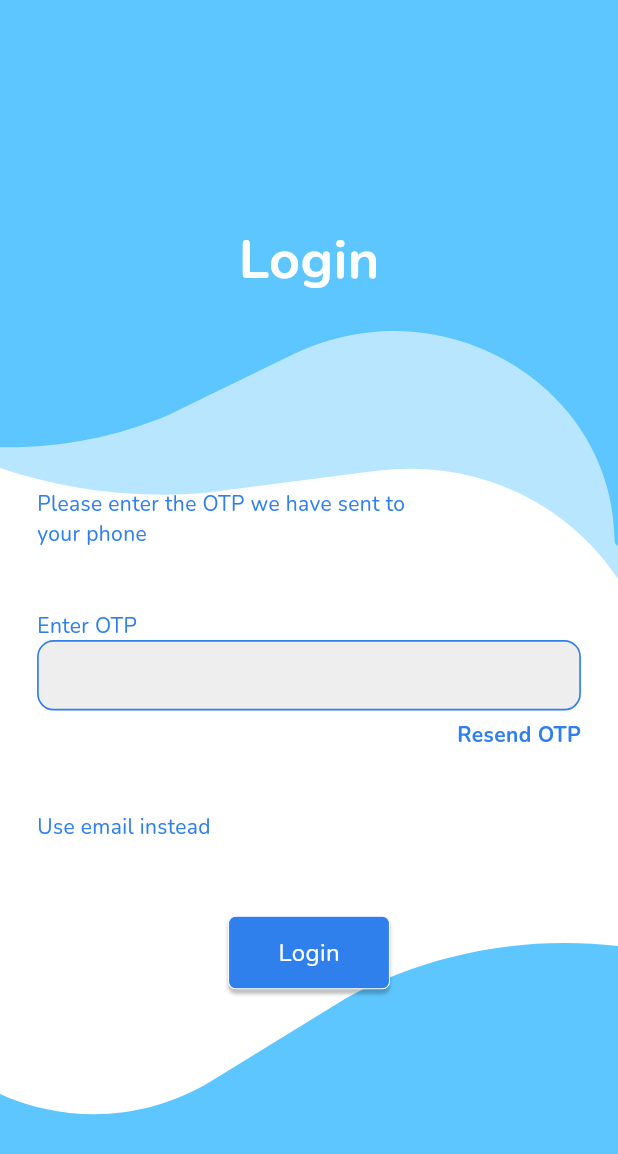
After one commit to Rcciit-Alumni-App/Alumni-App-Flutter, a Flutter app: the screen it shows after launch, after a tap on "Login", on a phone screen of 412 x 824 dp. The commit adds this screen. Shown: the top 1154 px of the screen. Run offline on Flutter 3.47's test engine with Material 3 defaults, Android fonts, the phone set to English and light mode, and no system bars; our stand-ins replace flutter_svg, get_it, google_fonts.

Commit message:
new file:   assets/add_details_page_bg_1.svg 	new file:   assets/add_details_page_bg_2.svg 	new file:   assets/google_logo.svg 	new file:   assets/google_logo_img.png 	new file:   assets/phone_logo.svg 	new file:   assets/phone_logo_img.png 	new file:   assets/verification_page_bg_1.svg 	new file:   lib/components/background_add_details_page.dart 	new file:   lib/components/background_verification_page.dart 	new file:   lib/components/button.dart 	modified:   lib/components/formfield.dart 	modified:   lib/main.dart 	new file:   lib/screens/auth_view/login_page.dart 	new file:   lib/screens/auth_view/signup_page.dart 	new file:   lib/screens/auth_view/verification_screen.dart 	new file:   lib/services/auth_gate.dart 	modified:   lib/services/navigation_service.dart

```diff
--- /dev/null
+++ b/lib/components/background_verification_page.dart
@@ -0,0 +1,50 @@
+import 'package:flutter/material.dart';
+import 'package:flutter_svg/flutter_svg.dart';
+
+class VerificationBackgroundDesign extends StatelessWidget {
+  @override
+  Widget build(BuildContext context) {
+    return Container(
+      color: Colors.white,
+      child: Column(
+        mainAxisAlignment: MainAxisAlignment.spaceBetween,
+        children: [
+          Stack(
+            children: [
+              Center(
+                child: SizedBox(
+                  width: MediaQuery.sizeOf(context).width,
+                  child: SvgPicture.asset(
+                    'assets/z3klenjs3jlzcqv7ry.svg',
+                    fit: BoxFit.fill,
+                  ),
+                ),
+              ),
+
+              Center(
+                child: SizedBox(
+                  width: MediaQuery.sizeOf(context).width,
+                  child: SvgPicture.asset(
+                    'assets/verification_page_bg_1.svg',
+                    fit: BoxFit.fill,
+                  ),
+                ),
+              ),
+            ],
+          ),
+
+          Center(
+            child: SizedBox(
+              width: MediaQuery.sizeOf(context).width,
+              child: SvgPicture.asset(
+                'assets/5wfkk60lmqdlzcwhaei.svg',
+                fit: BoxFit.fill,
+              ),
+            ),
+          ),
+
+        ],
+      ),
+    );
+  }
+}
--- /dev/null
+++ b/lib/components/button.dart
@@ -0,0 +1,43 @@
+import 'package:flutter/material.dart';
+
+class CustomButton extends StatelessWidget {
+  final String label;
+  final VoidCallback onPressed;
+
+  CustomButton({required this.label, required this.onPressed});
+
+  @override
+  Widget build(BuildContext context) {
+    return GestureDetector(
+      onTap: onPressed,
+      child: Container(
+        width: 108,
+        height: 49,
+        decoration: BoxDecoration(
+          color: Theme.of(context).colorScheme.primary,
+          borderRadius: BorderRadius.circular(4.92958),
+          border: Border.all(
+            color: Colors.white,
+            width: 0.704225,
+          ),
+          boxShadow: [
+            BoxShadow(
+              color: Colors.black.withOpacity(0.25),
+              offset: Offset(0, 2.8169),
+              blurRadius: 1.40845,
+            ),
+          ],
+        ),
+        child: Center(
+          child: Text(
+            label,
+            style: TextStyle(
+              color: Colors.white,
+              fontSize: 16,
+            ),
+          ),
+        ),
+      ),
+    );
+  }
+}
--- a/lib/components/formfield.dart
+++ b/lib/components/formfield.dart
@@ -34,9 +34,7 @@ class _MyTextFieldState extends State<MyTextField> {
 
   @override
   Widget build(BuildContext context) {
-    return Padding(
-      padding: const EdgeInsets.symmetric(horizontal: 30),
-      child: Column(
+    return Column(
       crossAxisAlignment: CrossAxisAlignment.start,
       children: [
         Text(
@@ -67,12 +65,11 @@ class _MyTextFieldState extends State<MyTextField> {
                   width: 1.11053,
                 ),
               ),
-                contentPadding: const EdgeInsets.symmetric(horizontal: 16),
+              contentPadding: const EdgeInsets.symmetric(horizontal: 10),
             ),
           ),
         ),
       ],
-      ),
     );
   }
 }
--- a/lib/main.dart
+++ b/lib/main.dart
@@ -1,8 +1,6 @@
 import 'package:flutter/material.dart';
-import 'package:frontend/components/bottomnavbar.dart';
-import 'package:frontend/screens/home_screen.dart';
-import 'package:frontend/screens/register/register_main.dart';
-import 'package:frontend/screens/register/register_profile_alumni.dart';
+import 'package:google_fonts/google_fonts.dart';
+import 'package:frontend/services/auth_gate.dart';
 import 'package:frontend/services/navigation_service.dart';
 import 'package:frontend/utils.dart';
 import 'package:get_it/get_it.dart';
@@ -31,10 +29,12 @@ class MyApp extends StatelessWidget {
     return MaterialApp(
       navigatorKey: navigationService.navigatorKey,
       debugShowCheckedModeBanner: false,
-      initialRoute: "/home",
+      // initialRoute: "/home",
       routes: navigationService.routes,
-      theme: lightMode,
-      home: HomePage(),
+      theme: lightMode.copyWith(
+        textTheme: GoogleFonts.nunitoTextTheme(),
+      ),
+      home: AuthGate(),
     );
   }
 
--- /dev/null
+++ b/lib/screens/auth_view/login_page.dart
@@ -0,0 +1,129 @@
+import 'package:flutter/material.dart';
+import 'package:frontend/screens/auth_view/signup_page.dart';
+import 'package:frontend/screens/auth_view/verification_screen.dart';
+import 'package:frontend/services/navigation_service.dart';
+import '../../components/background.dart';
+import '../../components/button.dart';
+import '../../components/formfield.dart'; // If using SvgPicture for SVGs
+
+class LoginPage extends StatefulWidget {
+
+  const LoginPage({super.key});
+
+  @override
+  State<LoginPage> createState() => _LoginPageState();
+}
+
+class _LoginPageState extends State<LoginPage> with SingleTickerProviderStateMixin {
+
+  late AnimationController _controller;
+  late Animation<double> _animation;
+
+  @override
+  void initState() {
+    super.initState();
+    _controller =
+        AnimationController(vsync: this, duration: const Duration(milliseconds: 500));
+    _animation = Tween<double>(begin: 0.0, end: 1).animate(CurvedAnimation(
+        parent: _controller,
+        curve: Curves.easeInOut,
+    ));
+    _controller.forward();
+  }
+
+  @override
+  void dispose() {
+    _controller.dispose();
+    super.dispose();
+  }
+
+  @override
+  Widget build(BuildContext context) {
+
+    NavigationService navigation = NavigationService();
+
+    return Stack(
+      children: [
+        BackgroundDesign(), // Assume this is a wavy background widget
+        Scaffold(
+          backgroundColor: Colors.transparent,
+          body: FadeTransition(
+            opacity: _animation,
+            child: Padding(
+              padding: EdgeInsets.symmetric(
+                  horizontal: MediaQuery.of(context).size.width * 0.06),
+              child: Column(
+                crossAxisAlignment: CrossAxisAlignment.start,
+                children: [
+                  SizedBox(
+                    height: MediaQuery.sizeOf(context).height * 0.345,
+                    child: Center(
+                      child: Padding(
+                        padding: EdgeInsets.only(
+                            top: MediaQuery.sizeOf(context).width * 0.15),
+                        child: Text(
+                          'Login',
+                          style: TextStyle(
+                              fontSize: 36,
+                              fontWeight: FontWeight.bold,
+                              color: Colors.white),
+                        ),
+                      ),
+                    ),
+                  ),
+                  const MyTextField(label: 'Email'),
+                  SizedBox(height: MediaQuery.sizeOf(context).width * 0.12),
+                  const MyTextField(label: 'Password'),
+                  Padding(
+                    padding: EdgeInsets.symmetric(
+                        vertical: MediaQuery.sizeOf(context).width * 0.03),
+                    child: Text(
+                      'Forgot Password?',
+                      style: TextStyle(
+                          fontWeight: FontWeight.bold,
+                          color: Theme.of(context).colorScheme.primary),
+                    ),
+                  ),
+                  Center(
+                    child: CustomButton(
+                      label: 'Login',
+                      onPressed: () {
+                        // HANDLE LOGIN PROCESS HERE
+                        Navigator.of(context).pushReplacement(navigation.createRoute(route: VerificationPage(verificationTypeText: 'Phone', userType: 'Login',)));
+                      },
+                    ),
+                  ),
+                  Padding(
+                    padding:
+                        EdgeInsets.only(top: MediaQuery.sizeOf(context).width * 0.12),
+                    child: Row(
+                      children: [
+                        Text(
+                          'New Here? ',
+                          style: TextStyle(
+                              color: Theme.of(context).colorScheme.primary),
+                        ),
+                        GestureDetector(
+                          onTap: () {
+                            Navigator.of(context).pushReplacement(navigation.createRoute(route: SignUpPage()));
+                          },
+                          child: Text(
+                            'Sign Up',
+                            style: TextStyle(
+                              color: Theme.of(context).colorScheme.primary,
+                              fontWeight: FontWeight.bold,
+                            ),
+                          ),
+                        ),
+                      ],
+                    ),
+                  ),
+                ],
+              ),
+            ),
+          ),
+        ),
+      ],
+    );
+  }
+}
--- /dev/null
+++ b/lib/screens/auth_view/verification_screen.dart
@@ -0,0 +1,134 @@
+import 'package:flutter/material.dart';
+import 'package:frontend/components/background_verification_page.dart';
+import '../../components/button.dart';
+import '../../components/formfield.dart';
+import '../../services/navigation_service.dart';
+
+class VerificationPage extends StatefulWidget {
+  final String verificationTypeText;
+  final void Function()? onTap;
+  final String userType;
+
+  const VerificationPage({super.key, required this.verificationTypeText, required this.userType, this.onTap});
+
+  @override
+  State<VerificationPage> createState() => _VerificationPageState();
+}
+
+class _VerificationPageState extends State<VerificationPage>
+    with SingleTickerProviderStateMixin {
+  late AnimationController _controller;
+  late Animation<double> _animation;
+
+  @override
+  void initState() {
+    super.initState();
+    _controller =
+        AnimationController(vsync: this, duration: const Duration(milliseconds: 500));
+    _animation = Tween<double>(begin: 0.0, end: 1).animate(CurvedAnimation(
+        parent: _controller,
+        curve: Curves.easeInOut,
+    ));
+    _controller.forward();
+  }
+
+  @override
+  void dispose() {
+    _controller.dispose();
+    super.dispose();
+  }
+
+  @override
+  Widget build(BuildContext context) {
+
+    NavigationService navigation = NavigationService();
+
+    return Stack(children: [
+      VerificationBackgroundDesign(),
+      Scaffold(
+          backgroundColor: Colors.transparent,
+          body: Padding(
+            padding: EdgeInsets.symmetric(
+                horizontal: MediaQuery.of(context).size.width * 0.06),
+            child: FadeTransition(
+              opacity: _animation,
+              child: Column(
+                crossAxisAlignment: CrossAxisAlignment.start,
+                children: [
+                  SizedBox(
+                    height: MediaQuery.sizeOf(context).height * 0.345,
+                    child: Center(
+                      child: Padding(
+                        padding: EdgeInsets.only(
+                            top: MediaQuery.sizeOf(context).width * 0.15),
+                        child: Text(
+                          widget.userType,
+                          style: const TextStyle(
+                              fontSize: 36,
+                              fontWeight: FontWeight.bold,
+                              color: Colors.white),
+                        ),
+                      ),
+                    ),
+                  ),
+                  Padding(
+                    padding:
+                        EdgeInsets.only(top: MediaQuery.sizeOf(context).width * 0.1),
+                    child: Text(
+                      'Please enter the OTP we have sent to\nyour ${widget.verificationTypeText.toLowerCase()}',
+                      style: TextStyle(
+                          color: Theme.of(context).colorScheme.primary),
+                    ),
+                  ),
+                  Padding(
+                    padding:
+                        EdgeInsets.only(top: MediaQuery.sizeOf(context).width * 0.1),
+                    child: const MyTextField(label: 'Enter OTP'),
+                  ),
+                  Align(
+                    alignment: Alignment.centerRight,
+                    child: Padding(
+                      padding: EdgeInsets.only(
+                          top: MediaQuery.sizeOf(context).width * 0.015),
+                      child: GestureDetector(
+                        onTap: () {
+                          // Implement resend OTP functionality
+                        },
+                        child: Text(
+                          'Resend OTP',
+                          style: TextStyle(
+                              color: Theme.of(context).colorScheme.primary,
+                              fontWeight: FontWeight.bold),
+                        ),
+                      ),
+                    ),
+                  ),
+                  Padding(
+                    padding:
+                        EdgeInsets.only(top: MediaQuery.sizeOf(context).width * 0.1),
+                    child: GestureDetector(
+                      onTap: () {
+
+                        Navigator.of(context).pushReplacement(navigation.createRoute(route: VerificationPage(verificationTypeText: widget.verificationTypeText == 'Email' ? 'Phone' : 'Email', userType: widget.userType)));
+
+                      },
+                      child: Text(
+                        widget.verificationTypeText == 'Email' ? 'Use phone number instead' : 'Use email instead',
+                        style: TextStyle(
+                            color: Theme.of(context).colorScheme.primary),
+                      ),
+                    ),
+                  ),
+                  Padding(
+                    padding:
+                        EdgeInsets.only(top: MediaQuery.sizeOf(context).width * 0.12),
+                    child: Center(
+                        child: CustomButton(label: widget.userType, onPressed: () {})),
+                  ),
+                ],
+              ),
+            ),
+          )),
+    ]);
+  }
+}
--- /dev/null
+++ b/lib/services/auth_gate.dart
@@ -0,0 +1,15 @@
+import 'package:flutter/material.dart';
+import 'package:frontend/screens/home_screen.dart';
+import 'package:frontend/screens/auth_view/login_page.dart';
+
+class AuthGate extends StatelessWidget {
+  const AuthGate({super.key});
+  final bool _auth = false;
+
+  @override
+  Widget build(BuildContext context) {
+    return Scaffold(
+      body: _auth != false ? HomePage() : LoginPage()
+    );
+  }
+}
--- a/lib/services/navigation_service.dart
+++ b/lib/services/navigation_service.dart
@@ -38,4 +38,26 @@ class NavigationService {
   void goback (){
     navigatorKey.currentState?.pop();
   }
+  Route createRoute({required Widget route}) {
+    return PageRouteBuilder(
+      pageBuilder: (context, animation, secondaryAnimation) =>
+         route,
+      transitionsBuilder: (context, animation, secondaryAnimation, child) {
+        const begin = 0.0;
+        const end = 1.0;
+        const curve = Curves.easeInOut;
+
+        var tween = Tween(begin: begin, end: end).chain(
+          CurveTween(curve: curve),
+        );
+
+        var opacityAnimation = animation.drive(tween);
+
+        return FadeTransition(
+          opacity: opacityAnimation,
+          child: child,
+        );
+      },
+    );
+  }
 }
```
Also changed, not shown: lib/components/background_add_details_page.dart (added, +50 -0 lines), lib/screens/auth_view/signup_page.dart (added, +129 -0 lines), assets/add_details_page_bg_1.svg (added), assets/add_details_page_bg_2.svg (added), assets/google_logo.svg (added), assets/google_logo_img.png (added), assets/phone_logo.svg (added), assets/phone_logo_img.png (added), assets/verification_page_bg_1.svg (added). Lines whose indentation alone changed are shown as unchanged.
